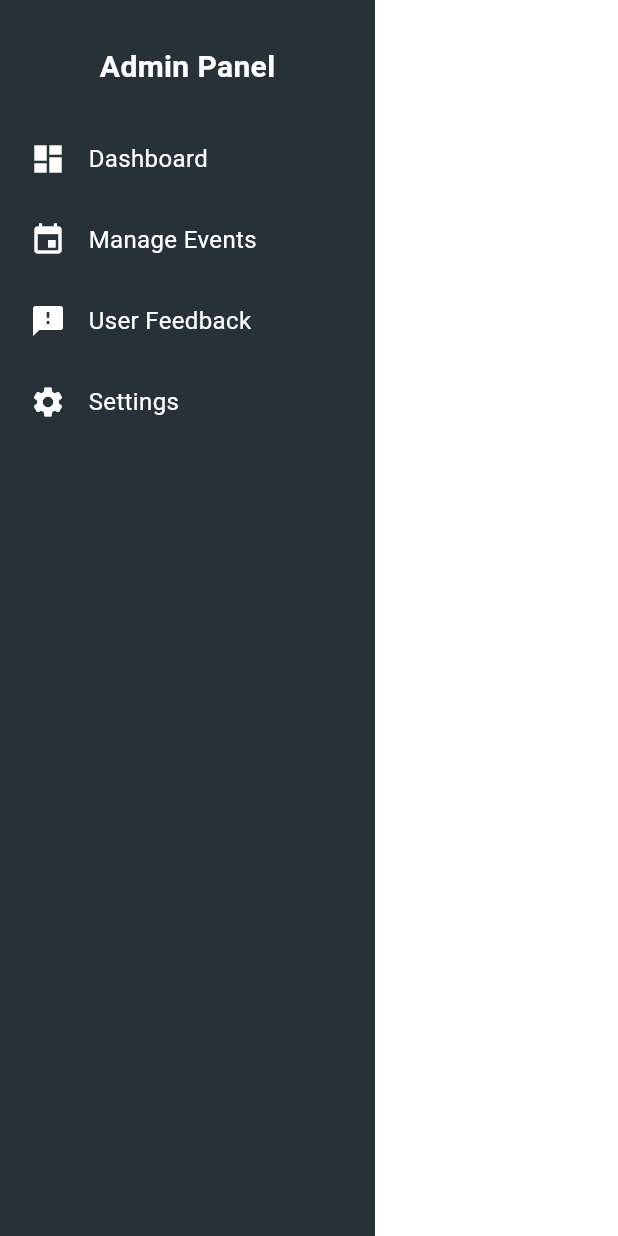
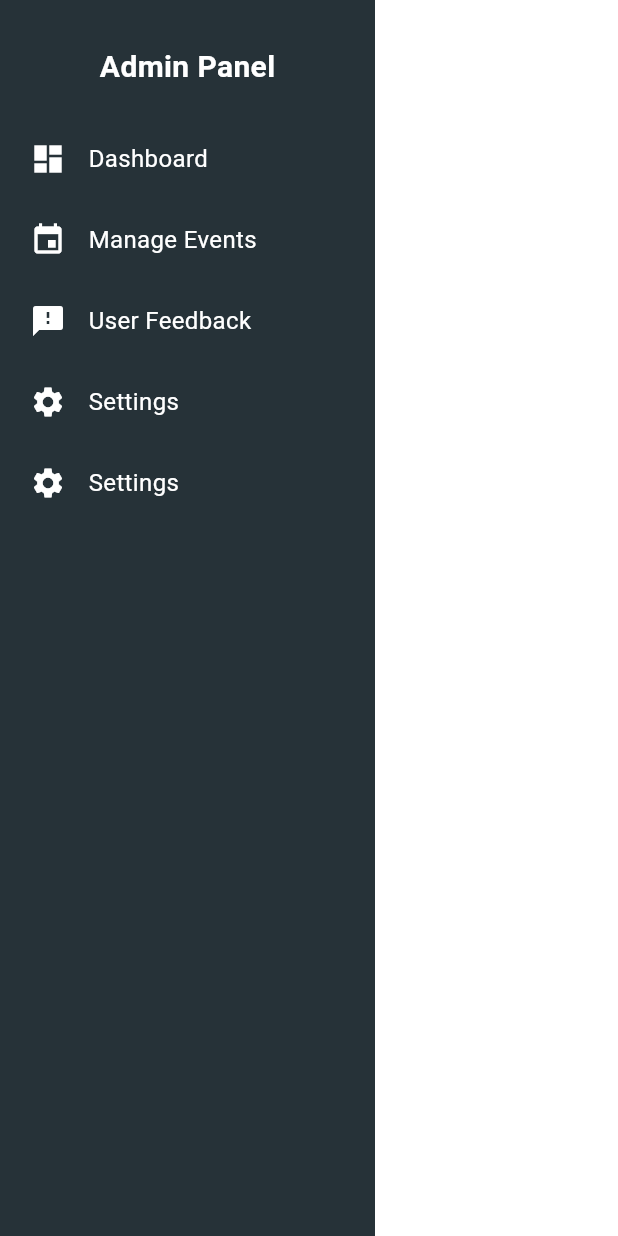
Before and after one commit to bhumika2425/vidhyatra_frontend, a Flutter app: the AdminNavBar widget shown alone on an empty page, opened directly with empty values, on a phone screen of 412 x 824 dp. Run offline on Flutter 3.47's test engine with Material 3 defaults, Android fonts, the light colour scheme and no system bars; our stand-ins replace carousel_slider, file_picker, flutter_chat_types, flutter_chat_ui, font_awesome_flutter, get and 4 more; accounts and stored records are empty; network calls fail.

Commit message:
Edited the dashboard

```diff
--- a/lib/screens/admin/admin_navbar.dart
+++ b/lib/screens/admin/admin_navbar.dart
@@ -25,6 +25,7 @@ class AdminNavBar extends StatelessWidget {
           _buildNavItem(Icons.event, "Manage Events", 1),
           _buildNavItem(Icons.feedback, "User Feedback", 2),
           _buildNavItem(Icons.settings, "Settings", 3),
+          _buildNavItem(Icons.settings, "Settings", 4),
         ],
       ),
     );
```
